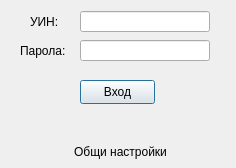
Above: src/View/Widgets/LoginView.ui from thefinalcutbg/DinoDent before the change. Below: the same form after it.
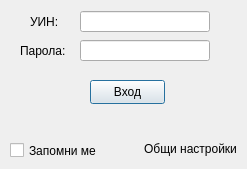
That is the form after the change.

Commit message: Added AutoLogin, His Token Timer and open new document menu. HIRBNo validation fixed.

Diff of the .ui file:
```diff
--- a/src/View/Widgets/LoginView.ui
+++ b/src/View/Widgets/LoginView.ui
@@ -6,8 +6,8 @@
    <rect>
     <x>0</x>
     <y>0</y>
-    <width>236</width>
-    <height>168</height>
+    <width>247</width>
+    <height>169</height>
    </rect>
   </property>
   <property name="sizePolicy">
@@ -89,7 +89,7 @@
   <widget class="QPushButton" name="okButton">
    <property name="geometry">
     <rect>
-     <x>80</x>
+     <x>90</x>
      <y>80</y>
      <width>75</width>
      <height>24</height>
@@ -102,10 +102,10 @@
   <widget class="QPushButton" name="practiceButton">
    <property name="geometry">
     <rect>
-     <x>70</x>
-     <y>140</y>
+     <x>140</x>
+     <y>133</y>
      <width>101</width>
-     <height>24</height>
+     <height>31</height>
     </rect>
    </property>
    <property name="text">
@@ -115,6 +115,19 @@
     <bool>true</bool>
    </property>
   </widget>
+  <widget class="QCheckBox" name="rememberCheck">
+   <property name="geometry">
+    <rect>
+     <x>10</x>
+     <y>140</y>
+     <width>101</width>
+     <height>21</height>
+    </rect>
+   </property>
+   <property name="text">
+    <string>Запомни ме</string>
+   </property>
+  </widget>
  </widget>
  <layoutdefault spacing="6" margin="11"/>
  <tabstops>
```
Left out of the diff: 2 changed lines with no effect on the pictures. The commit also changes 37 other files.
